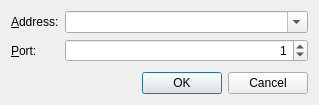
thjomnx/telamon, file src/udp/udpreceiverconfigdialog.ui: the form before one commit.
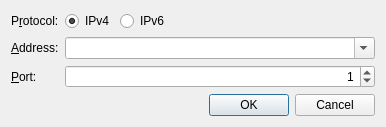
The form after the commit.

Commit message: Config dialog got buttons for protocol switching

```diff
--- a/src/udp/udpreceiverconfigdialog.ui
+++ b/src/udp/udpreceiverconfigdialog.ui
@@ -6,8 +6,8 @@
    <rect>
     <x>0</x>
     <y>0</y>
-    <width>319</width>
-    <height>105</height>
+    <width>386</width>
+    <height>121</height>
    </rect>
   </property>
   <property name="windowTitle">
@@ -16,7 +16,51 @@
   <layout class="QVBoxLayout" name="verticalLayout">
    <item>
     <layout class="QFormLayout" name="formLayout">
-     <item row="0" column="0">
+     <item row="0" column="0" colspan="2">
+      <layout class="QHBoxLayout" name="horizontalLayout">
+       <item>
+        <widget class="QLabel" name="label_ProtocolDesc">
+         <property name="text">
+          <string>P&amp;rotocol:</string>
+         </property>
+         <property name="buddy">
+          <cstring>radioButton_Ipv4</cstring>
+         </property>
+        </widget>
+       </item>
+       <item>
+        <widget class="QRadioButton" name="radioButton_Ipv4">
+         <property name="text">
+          <string>IPv4</string>
+         </property>
+         <property name="checked">
+          <bool>true</bool>
+         </property>
+        </widget>
+       </item>
+       <item>
+        <widget class="QRadioButton" name="radioButton_Ipv6">
+         <property name="text">
+          <string>IPv6</string>
+         </property>
+        </widget>
+       </item>
+       <item>
+        <spacer name="horizontalSpacer">
+         <property name="orientation">
+          <enum>Qt::Horizontal</enum>
+         </property>
+         <property name="sizeHint" stdset="0">
+          <size>
+           <width>40</width>
+           <height>20</height>
+          </size>
+         </property>
+        </spacer>
+       </item>
+      </layout>
+     </item>
+     <item row="1" column="0">
       <widget class="QLabel" name="label_AddressDesc">
        <property name="text">
         <string>&amp;Address:</string>
@@ -26,11 +70,11 @@
        </property>
       </widget>
      </item>
-     <item row="0" column="1">
+     <item row="1" column="1">
       <widget class="QComboBox" name="comboBox_Address">
        <property name="minimumSize">
         <size>
-         <width>210</width>
+         <width>291</width>
          <height>0</height>
         </size>
        </property>
@@ -42,7 +86,7 @@
        </property>
       </widget>
      </item>
-     <item row="1" column="0">
+     <item row="2" column="0">
       <widget class="QLabel" name="label_PortDesc">
        <property name="text">
         <string>&amp;Port:</string>
@@ -52,7 +96,7 @@
        </property>
       </widget>
      </item>
-     <item row="1" column="1">
+     <item row="2" column="1">
       <widget class="QSpinBox" name="spinBox_Port">
        <property name="minimumSize">
         <size>
```
Left out of the diff: 2 changed lines with no effect on the pictures. The commit also changes 2 other files.
